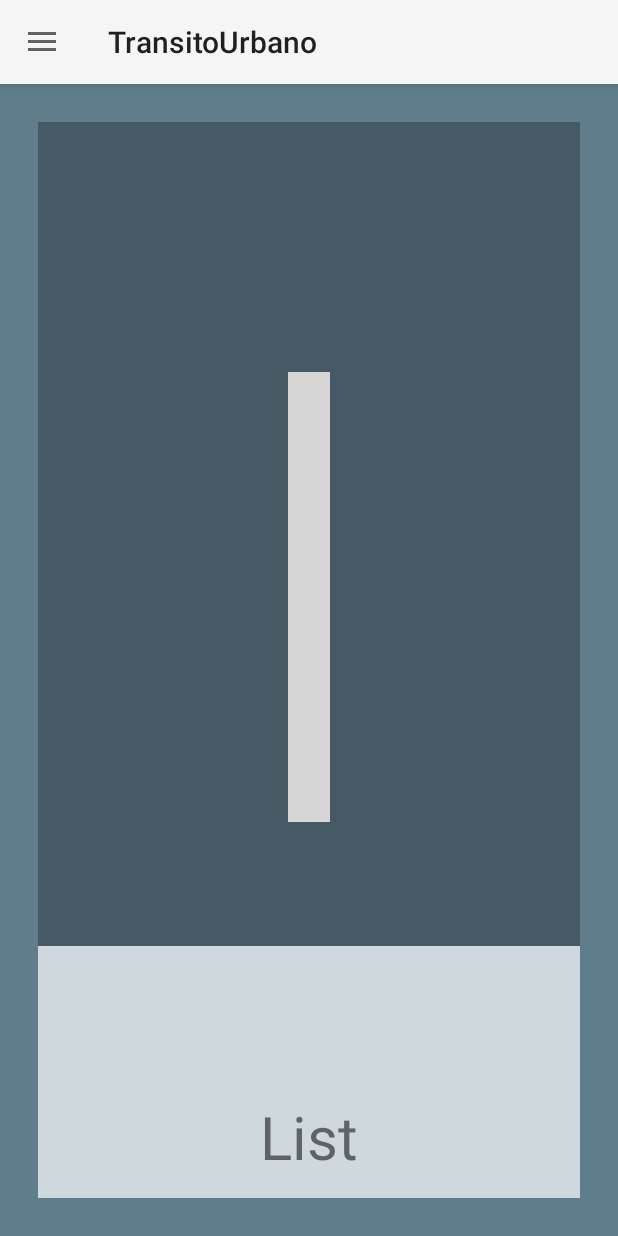
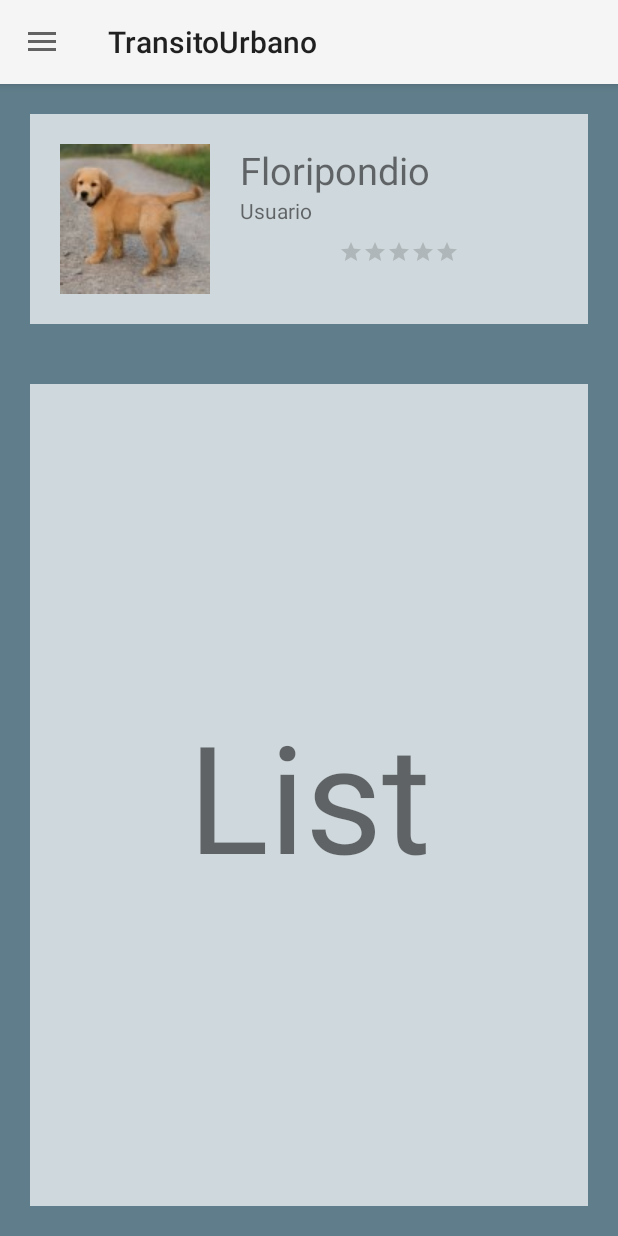
Before and after one commit to ndfsa/TransitoUrbano, an Android app: the fragment UserFragment placed in its activity, on a phone screen of 412 x 824 dp. Run offline under Robolectric (Android 15) with nearby library versions, the phone set to English and light mode, and no system bars; grey boxes are pictures that could not be loaded.

Commit message:
User fragment layout

```diff
--- a/app/src/main/res/layout/fragment_user.xml
+++ b/app/src/main/res/layout/fragment_user.xml
@@ -1,45 +1,52 @@
 <?xml version="1.0" encoding="utf-8"?>
-<RelativeLayout xmlns:android="http://schemas.android.com/apk/res/android"
+<LinearLayout xmlns:android="http://schemas.android.com/apk/res/android"
     android:orientation="vertical" android:layout_width="match_parent"
     android:layout_height="match_parent"
     android:background="@color/colorPrimary">
     <LinearLayout
-        android:layout_width="wrap_content"
+        android:layout_width="match_parent"
         android:layout_height="wrap_content"
         android:background="@color/colorPrimary_light"
-        android:orientation="vertical"
-        android:layout_margin="25dp">
+        android:orientation="horizontal"
+        android:layout_margin="20dp"
+        android:padding="20dp">
 
+        <ImageView
+            android:layout_width="wrap_content"
+            android:layout_height="wrap_content"
+            android:src="@drawable/dog"/>
         <LinearLayout
-            android:layout_width="wrap_content"
-            android:layout_height="549dp"
-            android:layout_marginBottom="100dp"
-            android:background="@color/colorPrimary_dark"
-            android:orientation="horizontal">
-
-            <ImageView
-                android:layout_width="wrap_content"
-                android:layout_height="300dp"
-                android:layout_margin="250px"
-                android:src="@drawable/dog" />
-
+            android:layout_width="match_parent"
+            android:layout_height="wrap_content"
+            android:background="@color/colorPrimary_light"
+            android:orientation="vertical"
+            android:layout_marginLeft="20dp">
             <TextView
                 android:id="@+id/userFragmentTextView"
                 android:layout_width="wrap_content"
                 android:layout_height="wrap_content"
                 android:gravity="center"
-                android:text="Roadblocks"
-                android:textSize="40sp" />
+                android:text="Floripondio"
+                android:textSize="25sp"/>
+            <TextView
+                android:layout_width="wrap_content"
+                android:layout_height="wrap_content"
+                android:text="Usuario"/>
+            <RatingBar
+                android:layout_width="wrap_content"
+                android:layout_height="wrap_content"
+                android:layout_margin="10dp"
+                android:layout_gravity="center_horizontal"
+                style="?android:attr/ratingBarStyleSmall"/>
         </LinearLayout>
+    </LinearLayout>
+    <TextView
+        android:layout_margin="20dp"
+        android:layout_width="match_parent"
+        android:layout_height="match_parent"
+        android:text="List"
+        android:textSize="100sp"
+        android:gravity="center"
+        android:background="@color/colorPrimary_light"/>
 
-        <TextView
-            android:layout_width="match_parent"
-            android:layout_height="50dp"
-            android:layout_marginBottom="50dp"
-            android:gravity="center"
-            android:text="List"
-            android:textSize="40sp" />
-
-    </LinearLayout>
-
-</RelativeLayout>
+</LinearLayout>
```
Also changed, not shown: app/src/main/res/drawable/dog.jpg (added).
